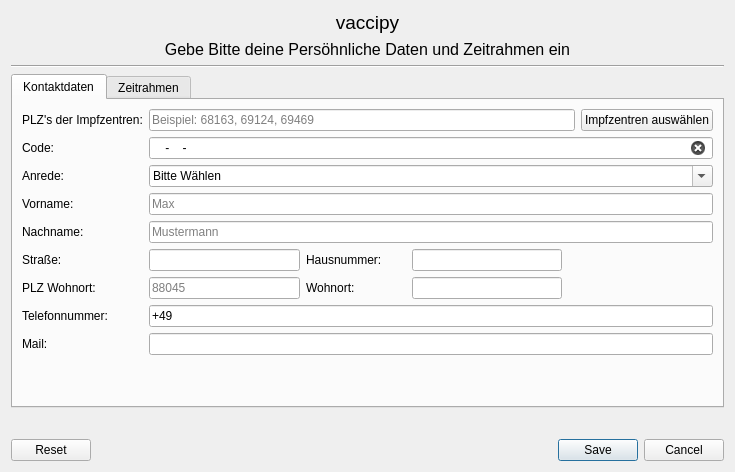
Before: the Qt Designer form tools/gui/kontaktdaten.ui in timreibe/vaccipy, drawn with Qt 5.
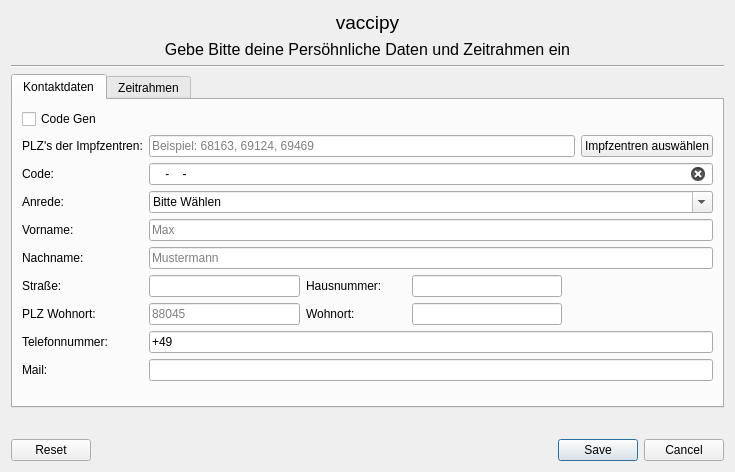
After: the same form once the commit is applied.

Commit message:
added  CodeGEn Checkbox to Kontaktdaten
for now it just simply adds a XXXX dummy code to prevent code validation error (since it is not yet known )

What changed in the file:
```diff
--- a/tools/gui/kontaktdaten.ui
+++ b/tools/gui/kontaktdaten.ui
@@ -96,14 +96,14 @@
        <string>Kontaktdaten</string>
       </attribute>
       <layout class="QFormLayout" name="formLayout">
-       <item row="0" column="0">
+       <item row="1" column="0">
         <widget class="QLabel" name="plz_impfzent_label">
          <property name="text">
           <string>PLZ's der Impfzentren:</string>
          </property>
         </widget>
        </item>
-       <item row="0" column="1">
+       <item row="1" column="1">
         <layout class="QGridLayout" name="plz_zentren_grid_layout">
          <item row="0" column="0">
           <widget class="QLineEdit" name="i_plz_impfzentren">
@@ -130,14 +130,14 @@
          </item>
         </layout>
        </item>
-       <item row="1" column="0">
+       <item row="2" column="0">
         <widget class="QLabel" name="code_label">
          <property name="text">
           <string>Code:</string>
          </property>
         </widget>
        </item>
-       <item row="1" column="1">
+       <item row="2" column="1">
         <widget class="QLineEdit" name="i_code_impfzentren">
          <property name="inputMask">
           <string>NNNN-NNNN-NNNN</string>
@@ -153,14 +153,14 @@
          </property>
         </widget>
        </item>
-       <item row="2" column="0">
+       <item row="3" column="0">
         <widget class="QLabel" name="anrede_label">
          <property name="text">
           <string>Anrede:</string>
          </property>
         </widget>
        </item>
-       <item row="2" column="1">
+       <item row="3" column="1">
         <widget class="QComboBox" name="i_anrede_combo_box">
          <property name="editable">
           <bool>true</bool>
@@ -188,14 +188,14 @@
          </item>
         </widget>
        </item>
-       <item row="3" column="0">
+       <item row="4" column="0">
         <widget class="QLabel" name="vorname_label">
          <property name="text">
           <string>Vorname:</string>
          </property>
         </widget>
        </item>
-       <item row="3" column="1">
+       <item row="4" column="1">
         <widget class="QLineEdit" name="i_vorname">
          <property name="placeholderText">
           <string>Max</string>
@@ -205,14 +205,14 @@
          </property>
         </widget>
        </item>
-       <item row="4" column="0">
+       <item row="5" column="0">
         <widget class="QLabel" name="nachname_label">
          <property name="text">
           <string>Nachname:</string>
          </property>
         </widget>
        </item>
-       <item row="4" column="1">
+       <item row="5" column="1">
         <widget class="QLineEdit" name="i_nachname">
          <property name="placeholderText">
           <string>Mustermann</string>
@@ -222,14 +222,14 @@
          </property>
         </widget>
        </item>
-       <item row="5" column="0">
+       <item row="6" column="0">
         <widget class="QLabel" name="strasse_label">
          <property name="text">
           <string>Straße:</string>
          </property>
         </widget>
        </item>
-       <item row="5" column="1">
+       <item row="6" column="1">
         <layout class="QGridLayout" name="strasse_grid_layout">
          <item row="0" column="2">
           <widget class="QLabel" name="hausnummer_label">
@@ -282,14 +282,14 @@
          </item>
         </layout>
        </item>
-       <item row="6" column="0">
+       <item row="7" column="0">
         <widget class="QLabel" name="label_plz_wohnort">
          <property name="text">
           <string>PLZ Wohnort:</string>
          </property>
         </widget>
        </item>
-       <item row="6" column="1">
+       <item row="7" column="1">
         <layout class="QGridLayout" name="plz_grid_layout">
          <item row="0" column="3">
           <widget class="QLineEdit" name="i_wohnort">
@@ -339,14 +339,14 @@
          </item>
         </layout>
        </item>
-       <item row="7" column="0">
+       <item row="8" column="0">
         <widget class="QLabel" name="telefon_label">
          <property name="text">
           <string>Telefonnummer:</string>
          </property>
         </widget>
        </item>
-       <item row="7" column="1">
+       <item row="8" column="1">
         <widget class="QLineEdit" name="i_telefon">
          <property name="inputMask">
           <string/>
@@ -362,20 +362,27 @@
          </property>
         </widget>
        </item>
-       <item row="8" column="0">
+       <item row="9" column="0">
         <widget class="QLabel" name="mail_label">
          <property name="text">
           <string>Mail:</string>
          </property>
         </widget>
        </item>
-       <item row="8" column="1">
+       <item row="9" column="1">
         <widget class="QLineEdit" name="i_mail">
          <property name="clearButtonEnabled">
           <bool>false</bool>
          </property>
         </widget>
        </item>
+       <item row="0" column="0">
+        <widget class="QCheckBox" name="i_checkBoxCodeGen">
+         <property name="text">
+          <string>Code Gen</string>
+         </property>
+        </widget>
+       </item>
       </layout>
      </widget>
      <widget class="QWidget" name="zeitrahmen_tab">
```
The commit also changes 1 other file.
